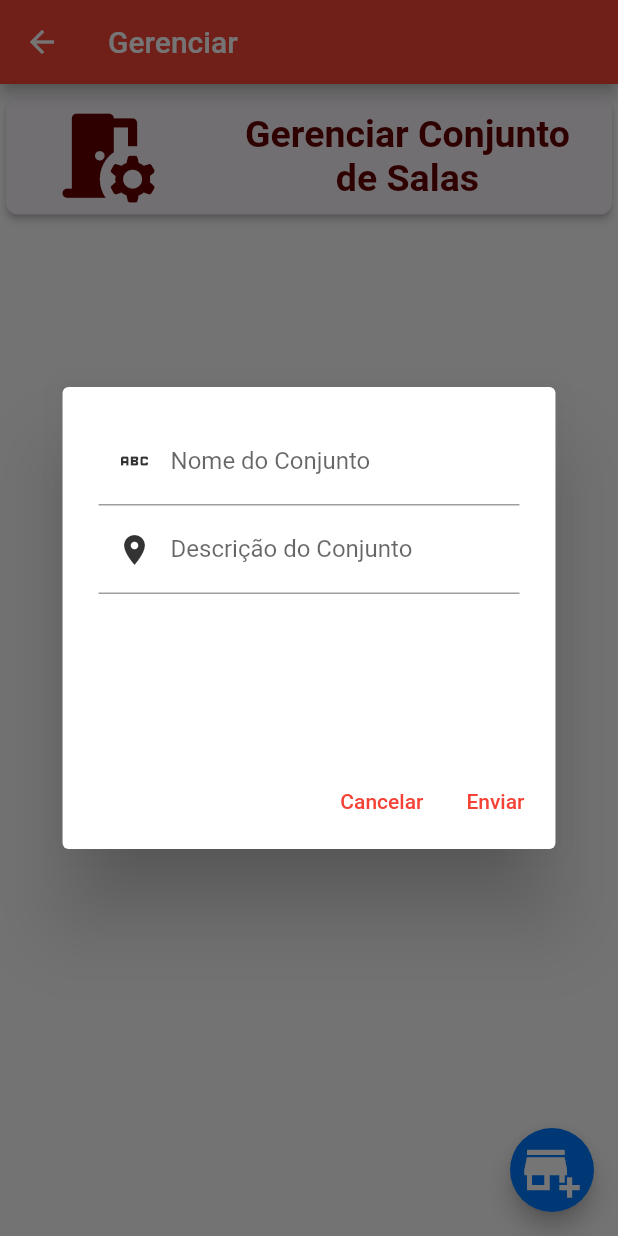
After one commit to kauamoreno/agendamentos, a Flutter app: the GerenciaConjunto screen opened by its route, after a tap on the "add business" icon, on a phone screen of 412 x 824 dp. The commit adds this screen. Run offline on Flutter 3.47's test engine with Material 2 defaults, Android fonts, the phone set to English and light mode, and no system bars; our stand-ins replace auto_size_text, cloud_firestore, date_picker_timeline, firebase_auth, firebase_core, get and 1 more; missing offline and left inert: form_validation; accounts and stored records are empty; generated files the repository leaves out were written again; Roboto replaces fonts that are missing (Arial).

Commit message:
:construction: feat: CRUD Conjunto de Salas

```diff
--- a/lib/App.dart
+++ b/lib/App.dart
@@ -1,4 +1,5 @@
 import 'package:agendamentos/views/pages/Erros/ErrorPage.dart';
+import 'package:agendamentos/views/pages/GerenciarConjunto.dart';
 import 'package:agendamentos/views/pages/GerenciarSalas.dart';
 import 'package:agendamentos/views/pages/GerenciarUser.dart';
 import 'package:agendamentos/views/pages/Home/AdmHome.dart';
@@ -35,6 +36,7 @@ class App extends StatelessWidget {
         '/relatorio': (context) => RelatoriosPage(),
         '/escolhaDeGerenciamento': (context) => TelaEscolhaGerenciamento(),
         '/gerenciarProfessores': (context) => const GerenciarProf(),
+        '/gerenciarConjunto': (context) => const GerenciaConjunto(),
         '/gerenciarSalas': (context) => const GerenciaSala(),
         '/salasConjunto': (context) => const SalasConjunto(),
         '/calendario': (context) {
--- a/lib/view_model/Sala/VM_SalasConjunto.dart
+++ b/lib/view_model/Sala/VM_SalasConjunto.dart
@@ -1,3 +1,4 @@
+import 'package:agendamentos/views/components/Cards.dart';
 import 'package:cloud_firestore/cloud_firestore.dart';
 import 'package:flutter/material.dart';
 import '../../models/services/Firestore/SalasFirestore.dart';
@@ -6,6 +7,7 @@ import '../SnackBarViewModel.dart';
 class VM_SalasConjunto {
   SalasFirestore sala = SalasFirestore();
   SnackBarViewModel snack = SnackBarViewModel();
+  ElementoCard cardElemento = ElementoCard();
 
   Future<List<Widget>> mostrarSalasConjunto(BuildContext context) async {
 
@@ -37,4 +39,44 @@ class VM_SalasConjunto {
 
     return cards;
   }
+
+  Future<List<Widget>> gerenciarSalasConjunto(BuildContext context) async {
+
+    QuerySnapshot<Map<String, dynamic>>? salasConjuntoWidget = await sala.getSalasConjunto();
+    List<Widget> cards = [];
+
+    if (salasConjuntoWidget != null) {
+      for (var doc in salasConjuntoWidget.docs) {
+
+        // Acesse os dados de cada documento usando doc.data()
+        var data = doc.data();
+
+        Card salasConjunto = cardElemento.cardConjunto(
+          context: context,
+          foto: "https://www.offidocs.com/images/xtwitterdefaultpfpicon.jpg.pagespeed.ic.9q2wXBQmsW.jpg",
+          nome: data['nomeConjunto'],
+          subtitulo: data['subTitulo'],
+          id: doc.id
+        );
+        // var salasConjunto = ListTile(
+        //   leading: Image.network('https://www.offidocs.com/images/xtwitterdefaultpfpicon.jpg.pagespeed.ic.9q2wXBQmsW.jpg'),
+        //   title: Text(data['nomeConjunto']),
+        //   subtitle: Text(data['subTitulo']),
+        //   trailing: const Icon(Icons.chevron_right_sharp),
+        //   onTap: () => Navigator.of(context).pushReplacementNamed('/salas', arguments: doc.id)
+        // );
+
+        print('${doc.id} => ${doc.data()}');
+
+        // Adicione a instância à lista de widgets
+        cards.add(salasConjunto);
+      }
+
+    } else {
+      snack.erro(context, 'Erro ao obter salas de conjunto');
+    }
+
+    return cards;
+  }
+
 }
--- a/lib/views/components/Forms.dart
+++ b/lib/views/components/Forms.dart
@@ -44,7 +44,7 @@ class FormsPopUp {
         children: [
           textFieldComponent.textFieldCustom(label: 'Nome do Professor', icone: Icons.abc, hint: 'Nome Completo', controller: nomeProfController),
           textFieldComponent.textFieldCustom(label: 'E-mail', icone: Icons.mail, hint: 'example@gmail.com', controller: emailProfController),
-          textFieldComponent.textFieldCustom(label: 'Senha', icone: Icons.key, hint: 'Senha', controller: senhaProfController)
+          textFieldComponent.textFieldCustom(label: 'Senha', icone: Icons.key, hint: 'Senha', mostrarSenha: true, controller: senhaProfController)
         ],
       );
 
--- a/lib/views/components/TextFieldComponent.dart
+++ b/lib/views/components/TextFieldComponent.dart
@@ -31,7 +31,7 @@ class TextFieldComponent {
     return _textFieldComponent(label, hint, Icons.search, TextInputType.text, false,Cores.black, controller);
   }
 
-  textFieldCustom({required label, required IconData icone, TextInputType tipoTeclado = TextInputType.text, required String hint, required TextEditingController controller}){
-    return _textFieldComponent(label, hint, icone, TextInputType.text, false,Cores.black, controller);
+  textFieldCustom({required label, required IconData icone, TextInputType tipoTeclado = TextInputType.text, required String hint, required TextEditingController controller, bool mostrarSenha = false}){
+    return _textFieldComponent(label, hint, icone, TextInputType.text, mostrarSenha,Cores.black, controller);
   }
 }
--- a/lib/views/pages/Erros/ErrorPage.dart
+++ b/lib/views/pages/Erros/ErrorPage.dart
@@ -69,7 +69,7 @@ class _ErrorPageState extends State<ErrorPage> {
               child: const Text('Voltar'),
 
               onPressed: () => {
-                Navigator.of(context).pushReplacementNamed('/')
+                Navigator.pop(context)
               },
             ),
 
--- /dev/null
+++ b/lib/views/pages/GerenciarConjunto.dart
@@ -0,0 +1,133 @@
+import 'package:agendamentos/view_model/Sala/VM_SalasConjunto.dart';
+import 'package:agendamentos/views/components/Cards.dart';
+import 'package:agendamentos/views/pages/Erros/ErrorPage.dart';
+import 'package:flutter/material.dart';
+import '../components/CustomAppBar.dart';
+import '../components/TextFieldComponent.dart';
+import '../components/Texto.dart';
+import '../constants/Cores.dart';
+
+class GerenciaConjunto extends StatefulWidget {
+  const GerenciaConjunto({super.key});
+
+  @override
+  State<GerenciaConjunto> createState() => _GerenciaConjuntoState();
+}
+
+class _GerenciaConjuntoState extends State<GerenciaConjunto> {
+
+  ElementoTexto elementoTexto = ElementoTexto();
+  TextFieldComponent textFieldComponent = TextFieldComponent();
+  final _nomeConjuntoController = TextEditingController();
+  final _tipoConjuntoController = TextEditingController();
+  ElementoCard cardElemento = ElementoCard();
+
+  @override
+  Widget build(BuildContext context) {
+    return Scaffold(
+      appBar: const CustomAppBar(titulo: 'Gerenciar', voltar: true,),
+      body: FutureBuilder(
+        future: VM_SalasConjunto().gerenciarSalasConjunto(context),
+        builder: (BuildContext context, AsyncSnapshot<List<Widget>> snapshot) {
+          if (snapshot.connectionState == ConnectionState.waiting) {
+            return const Center(child: CircularProgressIndicator());
+
+          } else if (snapshot.hasError) {
+            return ErrorPage(erroMensagem: snapshot.error);
+
+          } else {
+            return Column(
+              mainAxisSize: MainAxisSize.max,
+              children: [
+                Padding(
+                  padding: const EdgeInsetsDirectional.fromSTEB(0, 5, 0, 5),
+                  child: Card(
+                    clipBehavior: Clip.antiAliasWithSaveLayer,
+                    color: Cores.fundoCard,
+                    elevation: 2,
+                    shape: RoundedRectangleBorder(
+                      borderRadius: BorderRadius.circular(8),
+                    ),
+                    child: Row(
+                      mainAxisSize: MainAxisSize.max,
+                      mainAxisAlignment: MainAxisAlignment.spaceAround,
+                      children: [
+                        const Icon(
+                          Icons.room_preferences_rounded,
+                          color: Cores.letraCard,
+                          size: 75,
+                        ),
+                        Padding(
+                          padding: const EdgeInsetsDirectional.fromSTEB(0, 10, 0, 10),
+                          child: elementoTexto.escreverTexto(
+                            texto: 'Gerenciar Conjunto\nde Salas',
+                            alinhamento: TextAlign.center,
+                            tamanho: 25,
+                            expessura: FontWeight.bold,
+                            corFonte: Cores.letraCard
+                          ),
+                        ),
+                      ],
+                    ),
+                  ),
+                ),
+                Expanded(
+                  child: Padding(
+                    padding: const EdgeInsetsDirectional.fromSTEB(0, 0, 0, 5),
+                    child: Container(
+                      width: MediaQuery.sizeOf(context).width,
+                      child: SingleChildScrollView(
+                        child: Padding(
+                          padding: const EdgeInsets.fromLTRB(0, 0, 0, 70),
+                          child: Column(
+                            mainAxisSize: MainAxisSize.max,
+                            children: snapshot.data ?? [],
+                          ),
+                        ),
+                      ),
+                    ),
+                  ),
+                ),
+              ],
+            );
+          }
+        }
+      ),
+
+      floatingActionButton: FloatingActionButton(
+        onPressed: () {
+          showDialog(context: context, builder: (context) =>
+            AlertDialog(
+              content: Form(
+                child: Container(
+                  height: 200,
+                  child: Column(
+                    children: [
+                      textFieldComponent.textFieldCustom(label: 'Nome do Conjunto', icone: Icons.abc, hint: 'Ex. Mecânica, TI, Elétrica', controller: _nomeConjuntoController),
+                      textFieldComponent.textFieldCustom(label: 'Descrição do Conjunto', icone: Icons.room, hint: 'Ex. Salas que contém X maquina', controller: _tipoConjuntoController),
+                    ],
+                  ),
+                )
+              ),
+              actions: [
+                TextButton(
+                  child: const Text('Cancelar'),
+                  onPressed: () => Navigator.pop(context),
+                ),
+                TextButton(
+                  child: const Text('Enviar'),
+                  onPressed: () {
+                    print('criar');
+                  }
+                ),
+              ],
+            )
+          );
+        },
+
+        child: Icon(Icons.add_business, size: 40),
+        backgroundColor: Cores.azul,
+      )
+    );
+  }
+}
--- a/lib/views/pages/GerenciarSalas.dart
+++ b/lib/views/pages/GerenciarSalas.dart
@@ -22,7 +22,7 @@ class _GerenciaSalaState extends State<GerenciaSala> {
   @override
   Widget build(BuildContext context) {
     return Scaffold(
-      appBar: const CustomAppBar(titulo: 'Gerenciar'),
+      appBar: const CustomAppBar(titulo: 'Gerenciar', voltar: true,),
       body: Column(
         mainAxisSize: MainAxisSize.max,
         children: [
--- a/lib/views/pages/Home/AdmHome.dart
+++ b/lib/views/pages/Home/AdmHome.dart
@@ -20,7 +20,7 @@ class _AdmHomeState extends State<AdmHome> {
           children: <Widget>[
             BotoesHome(context, 'Agenda', Icons.calendar_today, Colors.grey,'/calendario'),
             BotoesHome(context, 'Feedback', Icons.feedback, Colors.grey, '/feedback'),
-            BotoesHome(context, 'Salas', Icons.room, Colors.grey, '/telaSalas'),
+            BotoesHome(context, 'Salas', Icons.room, Colors.grey, '/salasConjunto'),
             BotoesHome(context, 'Notícias', Icons.new_releases, Colors.grey,'/noticias'),
             BotoesHome(context, 'Relatório', Icons.insert_chart, Colors.grey,'/relatorio'),
             BotoesHome(context, 'Gerenciamento', Icons.settings, Colors.grey,'/escolhaDeGerenciamento'),
--- a/lib/views/pages/Home/UserHome.dart
+++ b/lib/views/pages/Home/UserHome.dart
@@ -20,7 +20,7 @@ class _UserHomeState extends State<UserHome> {
           children: [
             BotoesHome(context, 'Agenda', Icons.calendar_today,Colors.grey, '/calendario'),
             BotoesHome(context, 'Feedback', Icons.feedback,Colors.grey, '/feedback'),
-            BotoesHome(context, 'Salas', Icons.room,Colors.grey, '/telaSalas'),
+            BotoesHome(context, 'Salas', Icons.room,Colors.grey, '/salasConjunto'),
             BotoesHome(context, 'Notícias', Icons.new_releases,Colors.grey, '/noticias'),
           ],
         ),
--- a/lib/views/pages/Sala/SalasConjunto.dart
+++ b/lib/views/pages/Sala/SalasConjunto.dart
@@ -22,7 +22,7 @@ class _SalasConjuntoState extends State<SalasConjunto> {
   @override
   Widget build(BuildContext context) {
     return Scaffold(
-      appBar: const CustomAppBar(titulo: 'Salas'),
+      appBar: const CustomAppBar(titulo: 'Salas', voltar: true),
       body: FutureBuilder(
 
         future: vm.mostrarSalasConjunto(context),
--- a/lib/views/pages/Tela_Escolha_Gerenciamento.dart
+++ b/lib/views/pages/Tela_Escolha_Gerenciamento.dart
@@ -14,7 +14,7 @@ class _TelaEscolhaGerenciamentoState extends State<TelaEscolhaGerenciamento> {
   @override
   Widget build(BuildContext context) {
     return Scaffold(
-      appBar: CustomAppBar(titulo: ''),
+      appBar: CustomAppBar(titulo: 'Gerenciar', voltar: true,),
       body: Center(
         child: Column(
           mainAxisAlignment: MainAxisAlignment.center,
@@ -25,7 +25,7 @@ class _TelaEscolhaGerenciamentoState extends State<TelaEscolhaGerenciamento> {
                 crossAxisCount: 1, //
                 children: <Widget>[
                   BotoesHome(context, 'Gerenciar Professores', Icons.settings, Colors.grey, '/gerenciarProfessores'),
-                  BotoesHome(context, 'Gerenciar Salas', Icons.settings, Colors.grey, '/gerenciarSalas'),
+                  BotoesHome(context, 'Gerenciar Salas', Icons.settings, Colors.grey, '/gerenciarConjunto'),
                 ],
               ),
             ),
```
Also changed, not shown: lib/views/components/Cards.dart (+49 -6 lines).
